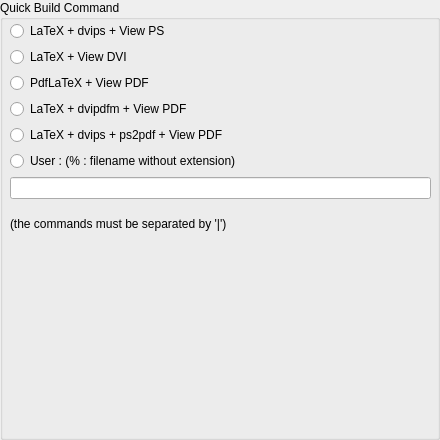
orao/texmaker, file pagequick.ui: the form before one commit.
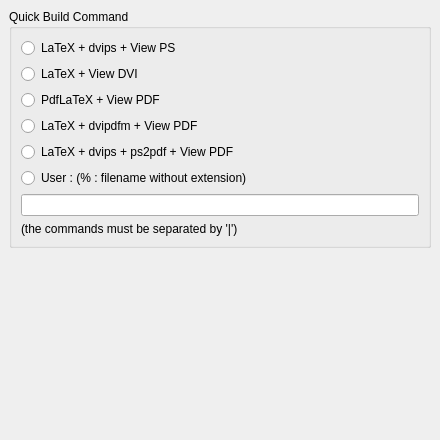
The form after the commit.

```diff
--- a/pagequick.ui
+++ b/pagequick.ui
@@ -12,30 +12,45 @@
     <height>440</height>
    </rect>
   </property>
+  <property name="sizePolicy" >
+   <sizepolicy>
+    <hsizetype>7</hsizetype>
+    <vsizetype>7</vsizetype>
+    <horstretch>0</horstretch>
+    <verstretch>0</verstretch>
+   </sizepolicy>
+  </property>
   <property name="windowTitle" >
    <string>Form</string>
   </property>
+  <layout class="QGridLayout" >
+   <property name="margin" >
+    <number>9</number>
+   </property>
+   <property name="spacing" >
+    <number>6</number>
+   </property>
+   <item row="0" column="0" >
   <widget class="QGroupBox" name="groupBox" >
-   <property name="geometry" >
-    <rect>
-     <x>0</x>
-     <y>0</y>
-     <width>440</width>
-     <height>440</height>
-    </rect>
+     <property name="sizePolicy" >
+      <sizepolicy>
+       <hsizetype>7</hsizetype>
+       <vsizetype>7</vsizetype>
+       <horstretch>0</horstretch>
+       <verstretch>0</verstretch>
+      </sizepolicy>
    </property>
    <property name="title" >
     <string>Quick Build Command</string>
    </property>
-   <widget class="QWidget" name="layoutWidget" >
-    <property name="geometry" >
-     <rect>
-      <x>10</x>
-      <y>21</y>
-      <width>421</width>
-      <height>222</height>
-     </rect>
-    </property>
+     <layout class="QGridLayout" >
+      <property name="margin" >
+       <number>9</number>
+      </property>
+      <property name="spacing" >
+       <number>6</number>
+      </property>
+      <item row="0" column="0" >
     <layout class="QVBoxLayout" >
      <property name="margin" >
       <number>0</number>
@@ -96,10 +111,25 @@
       </widget>
      </item>
     </layout>
-   </widget>
-  </widget>
- </widget>
- <pixmapfunction></pixmapfunction>
+      </item>
+     </layout>
+    </widget>
+   </item>
+   <item row="1" column="0" >
+    <spacer>
+     <property name="orientation" >
+      <enum>Qt::Vertical</enum>
+     </property>
+     <property name="sizeHint" >
+      <size>
+       <width>401</width>
+       <height>40</height>
+      </size>
+     </property>
+    </spacer>
+   </item>
+  </layout>
+ </widget>
  <resources/>
  <connections/>
 </ui>
```
Left out of the diff: 3 changed lines with no effect on the pictures. Lines whose indentation alone changed are shown as unchanged.
